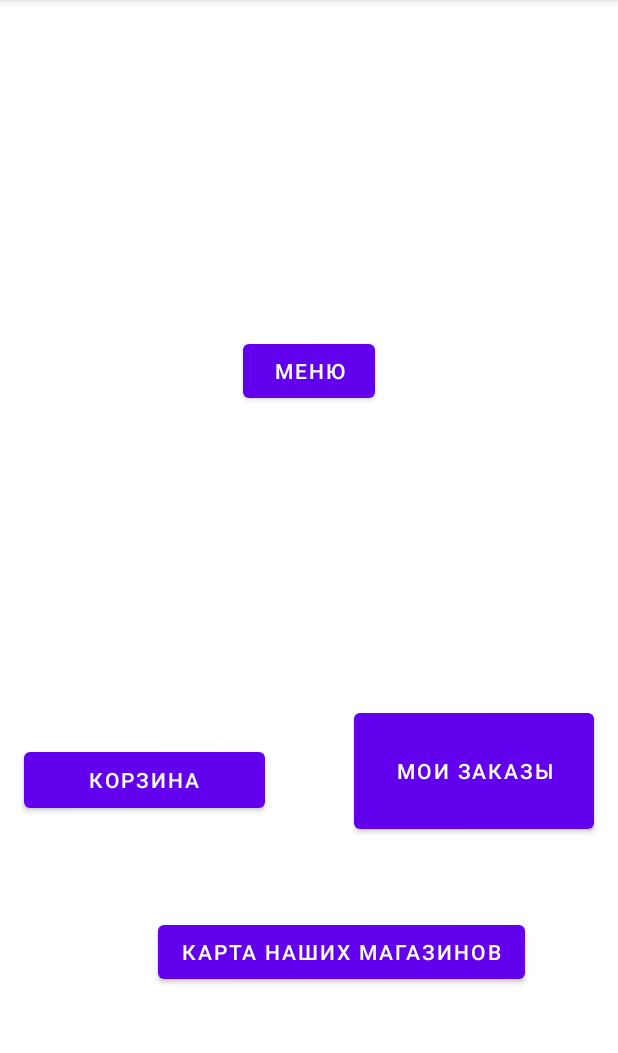
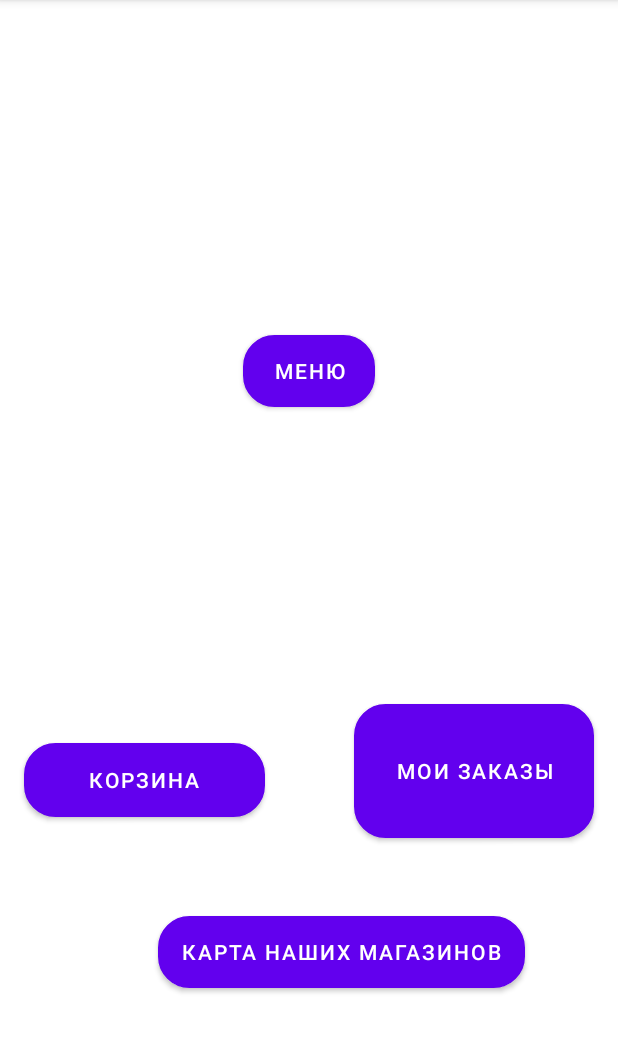
Before and after one commit to den1source/Application-for-booking-products, an Android app: the Main_Act_2 screen opened directly, with no data from a screen before it, on a phone screen of 412 x 824 dp, the part 84-1137 px from its top. Run offline under Robolectric (Android 15) with nearby library versions, the phone set to English and light mode, and no system bars.

Commit message:
main_reg

```diff
--- /dev/null
+++ b/appbooking/app/src/main/res/drawable/button.xml
@@ -0,0 +1,24 @@
+<?xml version="1.0" encoding="utf-8"?>
+<selector xmlns:android="http://schemas.android.com/apk/res/android">
+    <item android:state_pressed="true" >
+        <shape android:shape="rectangle" >
+            <corners android:radius="20dip" />
+            <stroke android:width="2dip" android:color="#000000" />
+            <solid android:color="#000000" />
+        </shape>
+    </item>
+    <item android:state_focused="true" >
+        <shape android:shape="rectangle" >
+            <corners android:radius="20dip" />
+            <stroke android:width="2dip" android:color="#000000" />
+            <solid android:color="#000000" />
+        </shape>
+    </item>
+    <item >
+        <shape android:shape="rectangle" >
+            <corners android:radius="20dip" />
+            <stroke android:width="2dip" android:color="#000000" />
+            <solid android:color="#000000" />
+        </shape>
+    </item>
+</selector>
--- a/appbooking/app/src/main/res/layout/main_act_2.xml
+++ b/appbooking/app/src/main/res/layout/main_act_2.xml
@@ -10,6 +10,7 @@
         android:layout_width="wrap_content"
         android:layout_height="wrap_content"
         android:onClick="open_menu"
+        android:background="@drawable/button"
         android:text="Меню"
         app:layout_constraintBottom_toTopOf="@+id/korzina"
         app:layout_constraintEnd_toEndOf="parent"
@@ -24,6 +25,7 @@
         android:layout_marginStart="16dp"
         android:layout_marginEnd="59dp"
         android:onClick="open_korzina"
+        android:background="@drawable/button"
         android:text="Корзина"
         app:layout_constraintBottom_toBottomOf="parent"
         app:layout_constraintEnd_toStartOf="@+id/my_order"
@@ -38,6 +40,7 @@
         android:layout_marginTop="469dp"
         android:layout_marginEnd="16dp"
         android:layout_marginBottom="52dp"
+        android:background="@drawable/button"
         android:text="Мои заказы"
         app:layout_constraintBottom_toTopOf="@+id/map"
         app:layout_constraintEnd_toEndOf="parent"
@@ -51,6 +54,7 @@
         android:layout_height="wrap_content"
         android:layout_marginEnd="62dp"
         android:layout_marginBottom="109dp"
+        android:background="@drawable/button"
         android:text="Карта наших магазинов"
         app:layout_constraintBottom_toBottomOf="parent"
         app:layout_constraintEnd_toEndOf="parent"
--- a/appbooking/app/src/main/res/values/colors.xml
+++ b/appbooking/app/src/main/res/values/colors.xml
@@ -7,4 +7,6 @@
     <color name="teal_700">#FF018786</color>
     <color name="black">#FF000000</color>
     <color name="white">#FFFFFFFF</color>
+    <color name="Backgraund_main">#353E4F</color>
+    <color name="white_gray">#FAFAFA</color>
 </resources>
--- a/appbooking/build.gradle
+++ b/appbooking/build.gradle
@@ -1,5 +1,5 @@
 // Top-level build file where you can add configuration options common to all sub-projects/modules.
 plugins {
-    id 'com.android.application' version '7.3.1' apply false
-    id 'com.android.library' version '7.3.1' apply false
+    id 'com.android.application' version '7.2.1' apply false
+    id 'com.android.library' version '7.2.1' apply false
 }
```
Also changed, not shown: appbooking/app/src/main/res/drawable/background_main.xml (added, +11 -0 lines), appbooking/app/src/main/res/drawable/fields.xml (added, +24 -0 lines), appbooking/app/src/main/res/layout/activity_main.xml (+84 -76 lines), appbooking/app/src/main/res/drawable/loginj.jpg (added).
